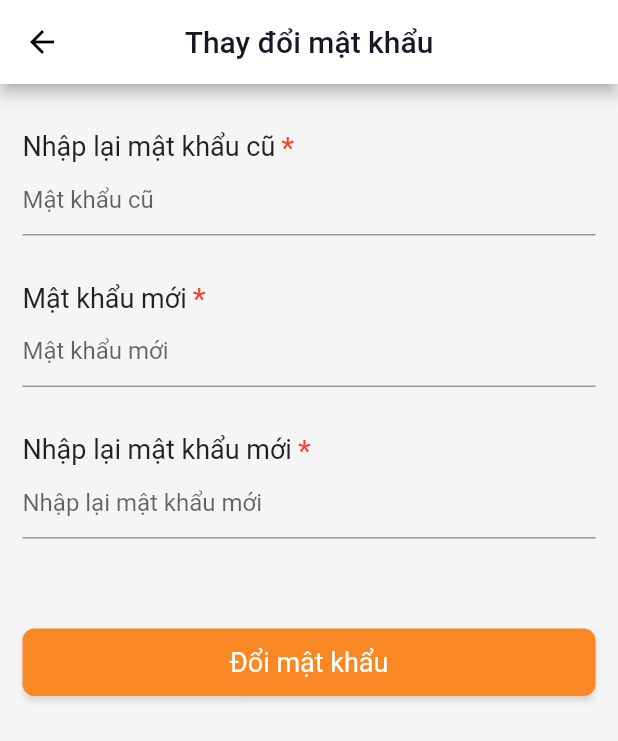
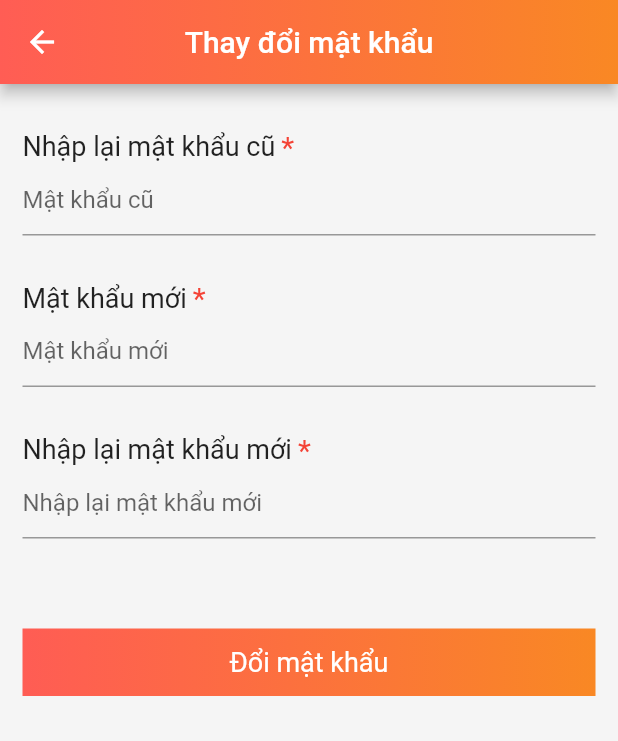
Before and after one commit to RESO-DEVELOPMENT/VHGP-DELIVERY, a Flutter app: the ChangePasswordScreen screen opened directly, on a phone screen of 412 x 824 dp. Shown: the top 741 px of the screen. Run offline on Flutter 3.47's test engine with Material 2 defaults, Android fonts, the phone set to English and light mode, and no system bars; our stand-ins replace action_slider, cloud_firestore, dotted_border, firebase_auth, firebase_core, firebase_messaging and 6 more; missing offline and left inert: material_dialogs; accounts and stored records are empty; Roboto replaces fonts that are missing (SF Bold, SF Regular, SF Semibold).

Commit message:
update UI

```diff
--- a/lib/pages/change_password_screen.dart
+++ b/lib/pages/change_password_screen.dart
@@ -153,12 +153,23 @@ class _ChangePasswordScreenState extends State<ChangePasswordScreen> {
             backgroundColor: Color.fromARGB(255, 255, 255, 255),
             centerTitle: true,
             iconTheme: IconThemeData(
-              color: Colors.black, //change your color here
+              color: Colors.white,
+            ),
+            flexibleSpace: Container(
+              decoration: const BoxDecoration(
+                gradient: LinearGradient(
+                    begin: Alignment.centerLeft,
+                    end: Alignment.centerRight,
+                    colors: [
+                      Color.fromARGB(243, 255, 85, 76),
+                      Color.fromARGB(255, 249, 136, 36)
+                    ]),
+              ),
             ),
             title: Text(
               "Thay đổi mật khẩu",
               style: TextStyle(
-                color: MaterialColors.black,
+                color: MaterialColors.white,
                 fontFamily: "SF Bold",
               ),
             ),
@@ -303,6 +314,15 @@ class _ChangePasswordScreenState extends State<ChangePasswordScreen> {
                     Container(
                         width: MediaQuery.of(context).size.width,
                         child: Container(
+                          decoration: BoxDecoration(
+                            gradient: const LinearGradient(
+                                begin: Alignment.centerLeft,
+                                end: Alignment.centerRight,
+                                colors: [
+                                  Color.fromARGB(243, 255, 85, 76),
+                                  Color.fromARGB(255, 249, 136, 36),
+                                ]),
+                          ),
                           height: 45,
                           child: ElevatedButton(
                             child: Text(
@@ -313,13 +333,13 @@ class _ChangePasswordScreenState extends State<ChangePasswordScreen> {
                                   fontSize: 18),
                             ),
                             style: ElevatedButton.styleFrom(
-                              backgroundColor:
-                                  const Color.fromARGB(255, 249, 136, 36),
                               textStyle: TextStyle(color: Colors.black),
-                              shadowColor: Colors.white,
+                              padding: EdgeInsets.all(0),
+                              elevation: 0,
                               shape: RoundedRectangleBorder(
                                 borderRadius: BorderRadius.circular(8),
                               ),
+                              backgroundColor: Colors.transparent,
                             ),
                             onPressed: () => {
                               if (_formKey.currentState!.validate())
--- a/lib/widgets/order_store.dart
+++ b/lib/widgets/order_store.dart
@@ -17,6 +17,7 @@ class OrderStore extends StatefulWidget {
   int statusEdge;
   String building;
   Function callbackLoading;
+
   List<OrderEdgeModel> orderEdgeList;
   OrderStore(
       {Key? key,
```
Also changed, not shown: lib/pages/home_page.dart (+7 -7 lines), lib/pages/route_detail_page.dart (+4 -3 lines), lib/pages/update_profile_screen.dart (+24 -4 lines).
